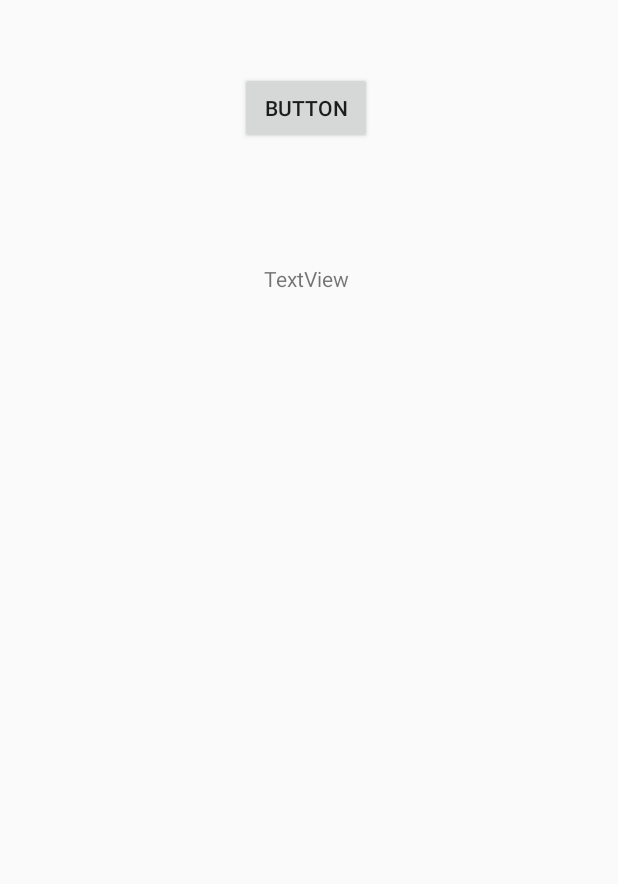
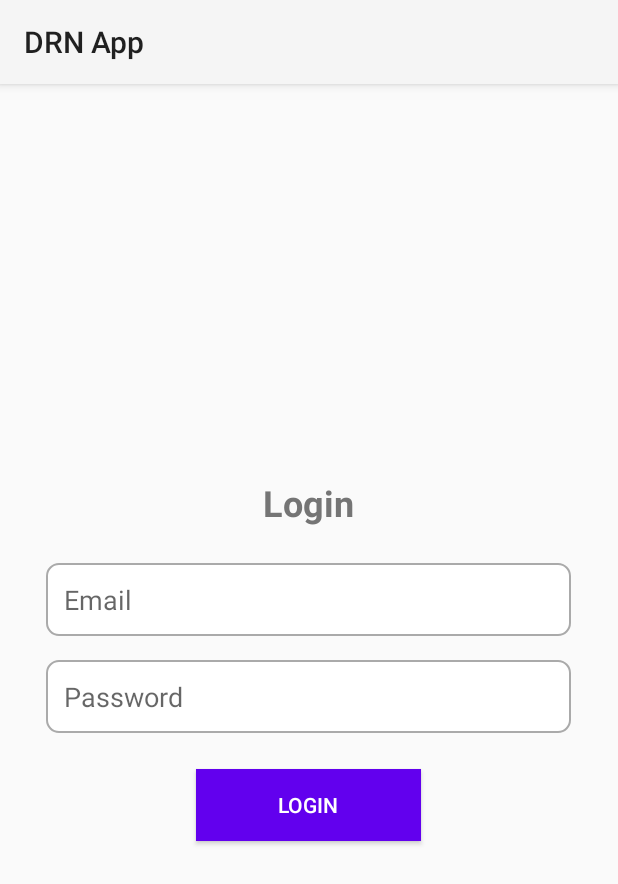
Before and after one commit to mahbd/drn, an Android app: the screen it shows after launch (MainActivity before the commit, LoginActivity after it), on a phone screen of 412 x 824 dp. Shown: the top 884 px of the screen. Run offline under Robolectric (Android 15) with nearby library versions, the phone set to English and light mode, and no system bars.

Commit message:
added user login system

```diff
--- a/app/app/src/main/AndroidManifest.xml
+++ b/app/app/src/main/AndroidManifest.xml
@@ -5,7 +5,6 @@
     <uses-permission android:name="android.permission.INTERNET" />
 
     <application
-        android:usesCleartextTraffic="true"
         android:allowBackup="true"
         android:dataExtractionRules="@xml/data_extraction_rules"
         android:fullBackupContent="@xml/backup_rules"
@@ -14,7 +13,12 @@
         android:roundIcon="@mipmap/ic_launcher_round"
         android:supportsRtl="true"
         android:theme="@style/Theme.App"
+        android:usesCleartextTraffic="true"
         tools:targetApi="31">
+        <activity
+            android:name=".LoginActivity"
+            android:exported="false"
+            android:theme="@style/Theme.AppCompat.Light" />
         <activity
             android:name=".MainActivity"
             android:exported="true"
--- a/app/app/src/main/java/com/drn/app/MainActivity.kt
+++ b/app/app/src/main/java/com/drn/app/MainActivity.kt
@@ -1,31 +1,11 @@
 package com.drn.app
 
+import android.content.Intent
 import android.os.Bundle
-import android.widget.Button
-import android.widget.TextView
 import androidx.activity.ComponentActivity
 import androidx.activity.enableEdgeToEdge
 import androidx.core.view.ViewCompat
 import androidx.core.view.WindowInsetsCompat
-import retrofit2.Call
-import retrofit2.Callback
-import retrofit2.Response
-import retrofit2.Retrofit
-import retrofit2.converter.gson.GsonConverterFactory
-import retrofit2.http.GET
-
-data class Post(
-    val userId: Int,
-    val id: Int,
-    val title: String,
-    val body: String
-)
-
-interface PostService {
-    @GET("posts/1")
-    fun getPost(): Call<Post>
-
-}
 
 class MainActivity : ComponentActivity() {
     override fun onCreate(savedInstanceState: Bundle?) {
@@ -38,31 +18,12 @@ class MainActivity : ComponentActivity() {
             insets
         }
 
-        val retroResponse = findViewById<TextView>(R.id.retroResponse)
-        val retroButton = findViewById<Button>(R.id.retroButton)
-
-        retroButton.setOnClickListener {
-            val retrofit = Retrofit.Builder()
-                .baseUrl("https://jsonplaceholder.typicode.com/")
-                .addConverterFactory(GsonConverterFactory.create())
-                .build()
-            val service = retrofit.create(PostService::class.java)
-            // make a post
-            service.getPost().enqueue(object : Callback<Post> {
-                override fun onResponse(call: Call<Post>, response: Response<Post>) {
-                    if (response.isSuccessful) {
-                        val post = response.body()
-                        retroResponse.text = post?.title
-                    } else {
-                        retroResponse.text = response.errorBody().toString()
-                    }
-                }
-
-                override fun onFailure(call: Call<Post>, t: Throwable) {
-                    retroResponse.text = t.message
-                }
-            })
+        val sharedPreferences = getSharedPreferences("com.drn.app", MODE_PRIVATE)
+        val token = sharedPreferences.getString("token", null)
+        if (token == null) {
+            val intent = Intent(this, LoginActivity::class.java)
+            startActivity(intent)
+            finish()
         }
-
     }
 }
--- /dev/null
+++ b/app/app/src/main/res/drawable/edittext_background.xml
@@ -0,0 +1,13 @@
+<?xml version="1.0" encoding="utf-8"?>
+<shape xmlns:android="http://schemas.android.com/apk/res/android">
+    <solid android:color="@android:color/white" />
+    <stroke
+        android:width="1dp"
+        android:color="@android:color/darker_gray" />
+    <corners android:radius="8dp" />
+    <padding
+        android:bottom="12dp"
+        android:left="12dp"
+        android:right="12dp"
+        android:top="12dp" />
+</shape>
--- /dev/null
+++ b/app/app/src/main/res/layout/activity_login.xml
@@ -0,0 +1,50 @@
+<?xml version="1.0" encoding="utf-8"?>
+<LinearLayout xmlns:android="http://schemas.android.com/apk/res/android"
+    android:layout_width="match_parent"
+    android:layout_height="match_parent"
+    android:gravity="center"
+    android:orientation="vertical"
+    android:padding="16dp">
+
+    <TextView
+        android:id="@+id/tvTitle"
+        android:layout_width="wrap_content"
+        android:layout_height="wrap_content"
+        android:layout_marginBottom="24dp"
+        android:text="@string/login"
+        android:textColor="#757575"
+        android:textSize="24sp"
+        android:textStyle="bold" />
+
+    <EditText
+        android:id="@+id/etEmail"
+        android:layout_width="350dp"
+        android:layout_height="wrap_content"
+        android:layout_marginBottom="16dp"
+        android:autofillHints=""
+        android:background="@drawable/edittext_background"
+        android:hint="@string/email"
+        android:inputType="textEmailAddress"
+        android:padding="12dp" />
+
+    <EditText
+        android:id="@+id/etPassword"
+        android:layout_width="350dp"
+        android:layout_height="wrap_content"
+        android:layout_marginBottom="24dp"
+        android:autofillHints=""
+        android:background="@drawable/edittext_background"
+        android:hint="@string/password"
+        android:inputType="textPassword"
+        android:padding="12dp"
+        android:textColor="#616161" />
+
+    <Button
+        android:id="@+id/btnLogin"
+        android:layout_width="150dp"
+        android:layout_height="wrap_content"
+        android:background="@color/purple_500"
+        android:padding="12dp"
+        android:text="@string/login"
+        android:textColor="@android:color/white" />
+</LinearLayout>
--- a/app/app/src/main/res/layout/activity_main.xml
+++ b/app/app/src/main/res/layout/activity_main.xml
@@ -7,24 +7,16 @@
     android:layout_height="match_parent"
     tools:context=".MainActivity">
 
-
-    <Button
-        android:id="@+id/retroButton"
-        android:layout_width="wrap_content"
-        android:layout_height="wrap_content"
-        android:layout_marginStart="160dp"
-        android:layout_marginTop="48dp"
-        android:text="Button"
-        app:layout_constraintStart_toStartOf="parent"
-        app:layout_constraintTop_toTopOf="parent" />
-
     <TextView
         android:id="@+id/retroResponse"
         android:layout_width="wrap_content"
         android:layout_height="wrap_content"
-        android:layout_marginStart="16dp"
-        android:layout_marginTop="80dp"
-        android:text="TextView"
-        app:layout_constraintStart_toStartOf="@+id/retroButton"
-        app:layout_constraintTop_toBottomOf="@+id/retroButton" />
+        android:paddingHorizontal="16dp"
+        android:text="@string/transmitting_location_data"
+        android:textAlignment="center"
+        android:textSize="20sp"
+        app:layout_constraintBottom_toBottomOf="parent"
+        app:layout_constraintEnd_toEndOf="parent"
+        app:layout_constraintStart_toStartOf="parent"
+        app:layout_constraintTop_toTopOf="parent" />
 </androidx.constraintlayout.widget.ConstraintLayout>
--- a/app/app/src/main/res/values/strings.xml
+++ b/app/app/src/main/res/values/strings.xml
@@ -1,3 +1,7 @@
 <resources>
     <string name="app_name">DRN App</string>
+    <string name="login">Login</string>
+    <string name="email">Email</string>
+    <string name="password">Password</string>
+    <string name="transmitting_location_data">You are currently logged into the app. Your location data is being transmitted to DRN. To ensure uninterrupted data transmission, please keep the app running in the background and ensure your device\'s location services remain enabled.</string>
 </resources>
```
Also changed, not shown: app/app/src/main/java/com/drn/app/LoginActivity.kt (added, +73 -0 lines), app/app/src/main/java/com/drn/app/LoginService.kt (added, +13 -0 lines), app/app/src/main/java/com/drn/app/StringConverterFactory.kt (added, +23 -0 lines), 1 other file.
